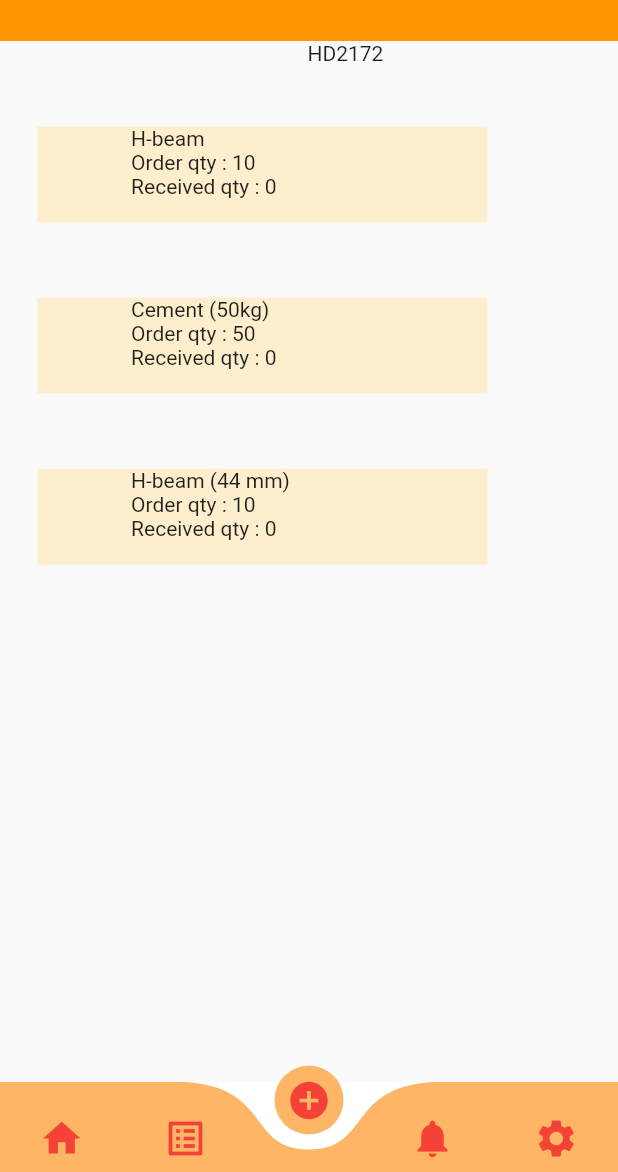
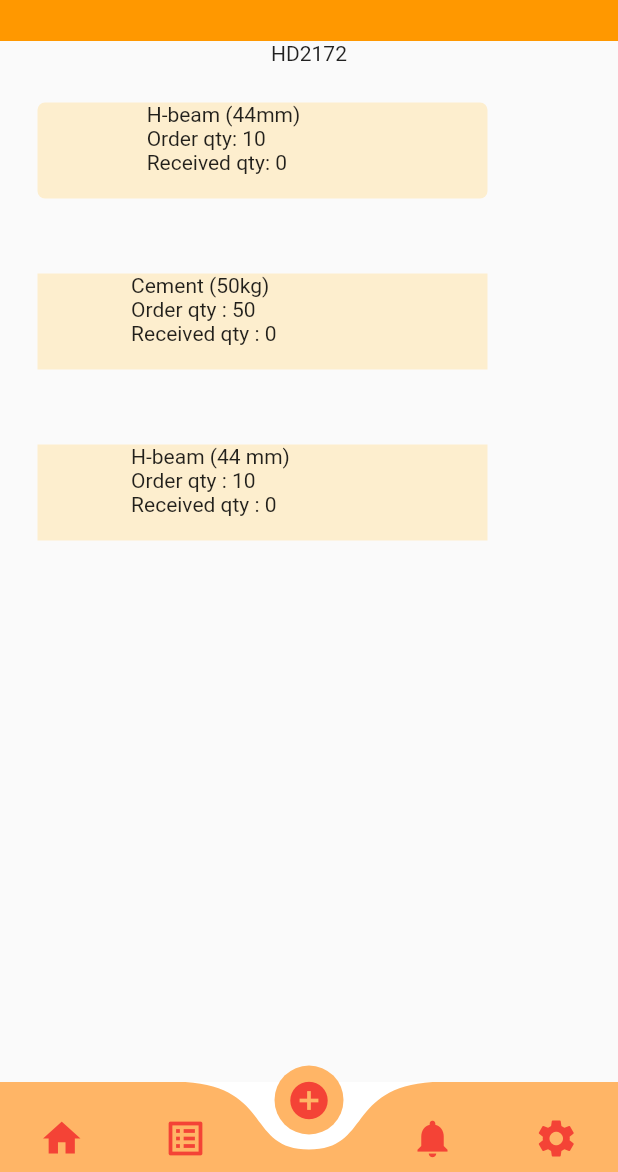
Before and after one commit to th1vanka/CSSE-Mob-App, a Flutter app: the screen it shows after launch, item 3 of the bottom bar chosen, on a phone screen of 412 x 824 dp, the part 64-1236 px from its top. Run offline on Flutter 3.47's test engine with Material 2 defaults, Android fonts, the phone set to English and light mode, and no system bars; drawn by our look-alikes of curved_navigation_bar.

```diff
--- a/csse_mobile_app/lib/order_details.dart
+++ b/csse_mobile_app/lib/order_details.dart
@@ -1,36 +1,74 @@
 import 'package:flutter/cupertino.dart';
 import 'package:flutter/material.dart';
 
-class OrderDetailsPage extends StatelessWidget {
+class OrderDetailsPage extends StatefulWidget{
+  const OrderDetailsPage({Key? key}) : super(key: key);
+
+  @override
+  State<OrderDetailsPage> createState() => _OrderDetailsPageState();
+}
+class _OrderDetailsPageState extends State<OrderDetailsPage> {
   @override
   Widget build(BuildContext context) {
+    Future openDialog() => showDialog(
+        context: context,
+        builder: (context) => AlertDialog(
+          title: Text('H-beam (44 mm)'),
+          content: TextField(
+            decoration: InputDecoration(
+            labelText:
+            '''
+             Order qty:20
+             Received qty:0
+             Due date: 20/10/2022
+             Receive Qty
+            ''',
+
+                hintText: 'Enter your name'
+            ),
+          ),
+          actions: [
+            InkWell(
+                onTap: (){},
+                child: Text('SUBMIT'),
+            )
+          ],
+        ),
+    );
     return new Scaffold(
-        body:Column(children: <Widget>[
+        body: Column(children: <Widget>[
           Center(
             child: Text(
-              '''
-              HD2172
-              '''
+            "HD2172",
             ),
           ),
           Row(
             //ROW 1
             children: [
               Container(
-                color: Color.fromRGBO(253, 238, 206, 1),
                 margin: EdgeInsets.all(25.0),
                 width: 300,
-                child: Text(
-                  '''
-                  H-beam
-                  Order qty : 10
-                  Received qty : 0
-                  ''',
+                decoration: BoxDecoration(
+                  borderRadius: BorderRadius.circular(5),
+                  color: Color.fromRGBO(253, 238, 206, 1),
+                ),
+                child: InkWell(
+
+                  child: Text(
+                    '''
+                     H-beam (44mm)
+                     Order qty: 10
+                     Received qty: 0
+                    '''
+                  ),
+                  onTap: () {
+                    openDialog();
+                  },
                 ),
               ),
             ],
           ),
-          Row(//ROW 2
+          Row( //ROW 2
               children: [
                 Container(
                   color: Color.fromRGBO(253, 238, 206, 1),
@@ -45,7 +83,7 @@ class OrderDetailsPage extends StatelessWidget {
                   ),
                 ),
               ]),
-          Row(// ROW 3
+          Row( // ROW 3
               children: [
                 Container(
                   color: Color.fromRGBO(253, 238, 206, 1),
@@ -61,5 +99,8 @@ class OrderDetailsPage extends StatelessWidget {
                 ),
               ]),
         ]));
+    void submit(){
+      Navigator.of(context).pop();
+    }
   }
 }
```
